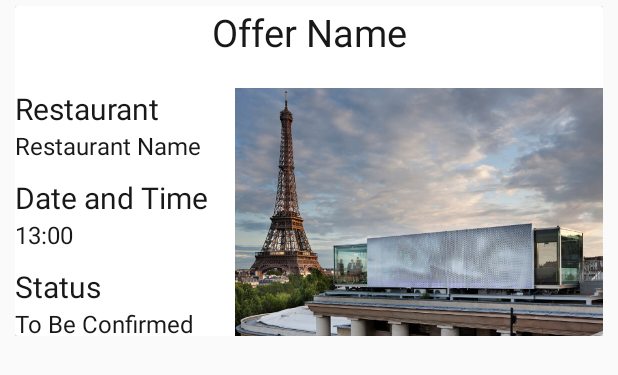
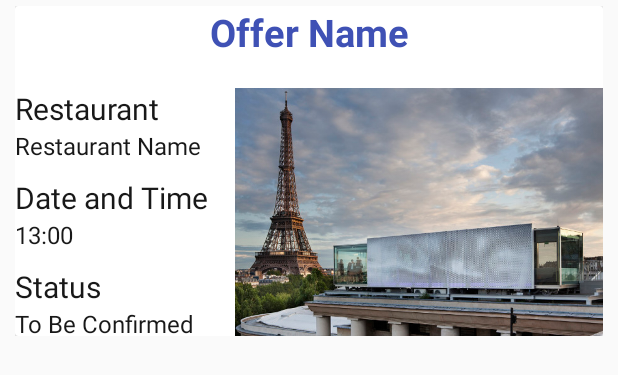
Before and after one commit to pmgrp/Lab4, an Android app: the layout user_reservation_card.xml on its own in the app's theme, with its tools: preview values and no code run, on a phone screen of 412 x 824 dp. Shown: the top 375 px of the screen. Run offline under Robolectric (Android 15) with nearby library versions, the phone set to English and light mode, and no system bars.

Commit message:
almost nothing

```diff
--- a/app/src/main/res/layout/user_reservation_card.xml
+++ b/app/src/main/res/layout/user_reservation_card.xml
@@ -23,7 +23,8 @@
                 android:layout_height="wrap_content"
                 android:textAlignment="center"
                 android:text="Offer Name"
-                android:textColor="@color/dark_text_color"
+                android:textColor="@color/colorPrimary"
+                android:textStyle="bold"
                 android:textSize="25sp"
                 android:layout_marginBottom="20dp"/>
 
```
